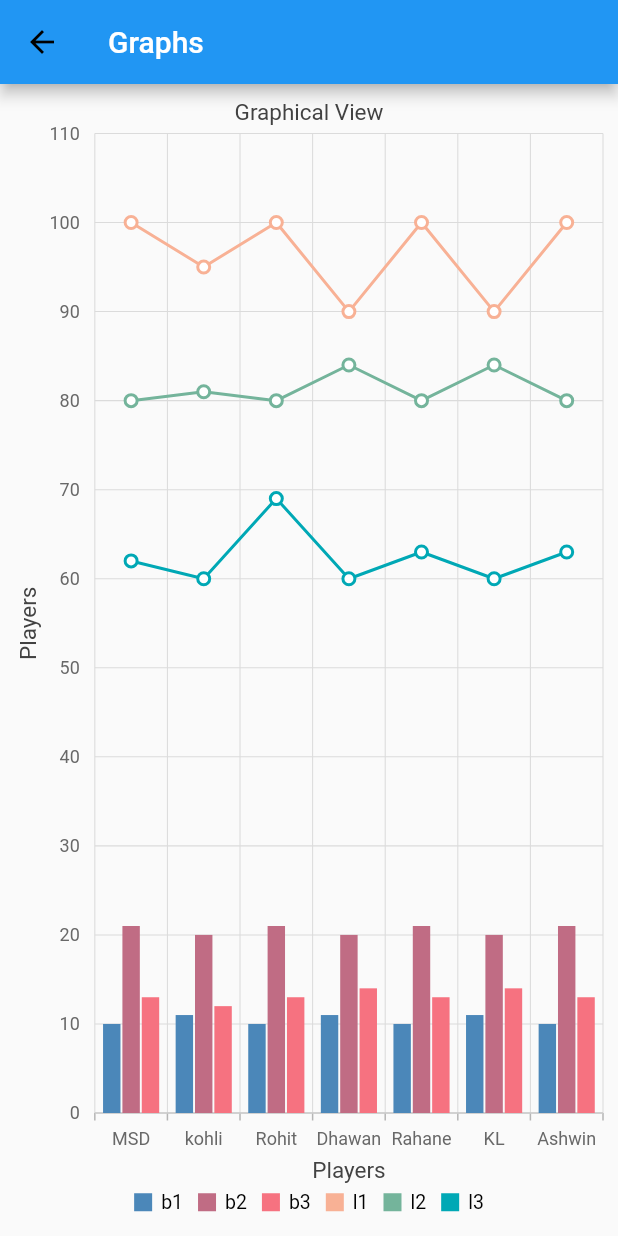
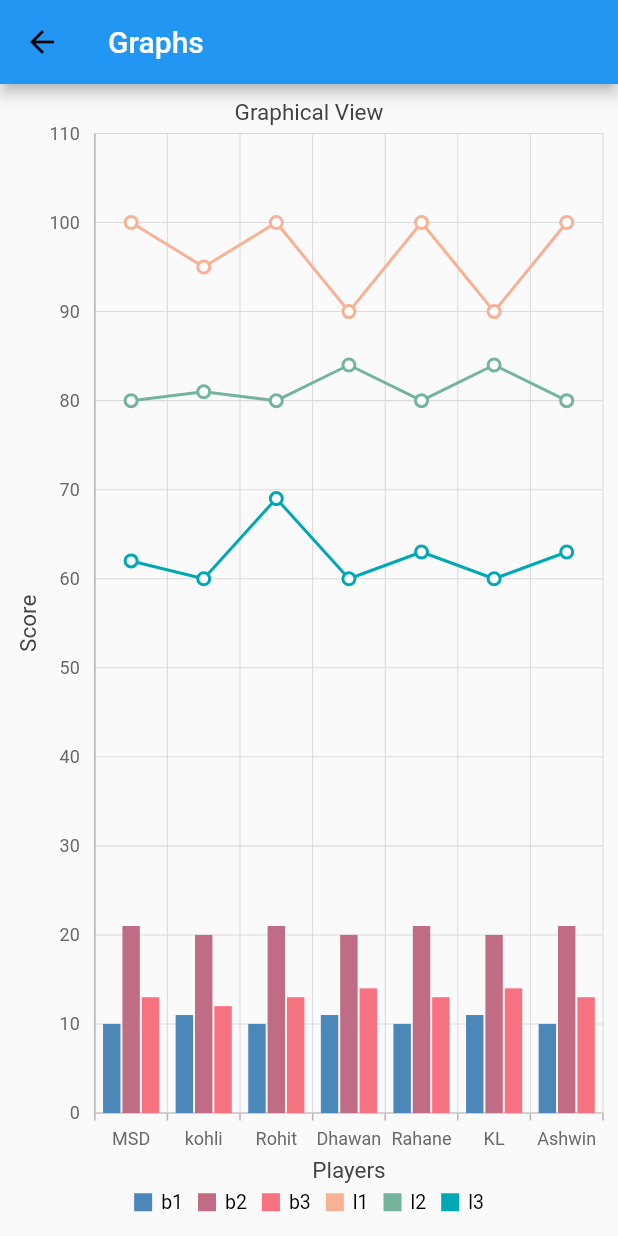
Before and after one commit to Architjain128/dragndrop, a Flutter app: the screen it shows after launch, on a phone screen of 412 x 824 dp. Run offline on Flutter 3.47's test engine with Material 2 defaults, Android fonts, the phone set to English and light mode, and no system bars; our stand-ins replace syncfusion_flutter_charts.

```diff
--- a/lib/charts/combinedGraphs.dart
+++ b/lib/charts/combinedGraphs.dart
@@ -120,9 +120,9 @@ class _CombinedChartPageState extends State<CombinedChartPage> {
       primaryXAxis: CategoryAxis(title: AxisTitle(text: 'Players')),
       // primaryXAxis: CategoryAxis(edgeLabelPlacement: EdgeLabelPlacement.shift, majorGridLines: const MajorGridLines(width: 0)),
       primaryYAxis: NumericAxis(
-        title: AxisTitle(text: 'Players'),
+        title: AxisTitle(text: 'Score'),
         labelFormat: '{value}',
-        axisLine: const AxisLine(width: 0),
+        axisLine: const AxisLine(width: 1),
         majorTickLines: const MajorTickLines(color: Colors.transparent),
       ),
       series: _getDefaultLineSeries(),
```
Also changed, not shown: 1 other file.
